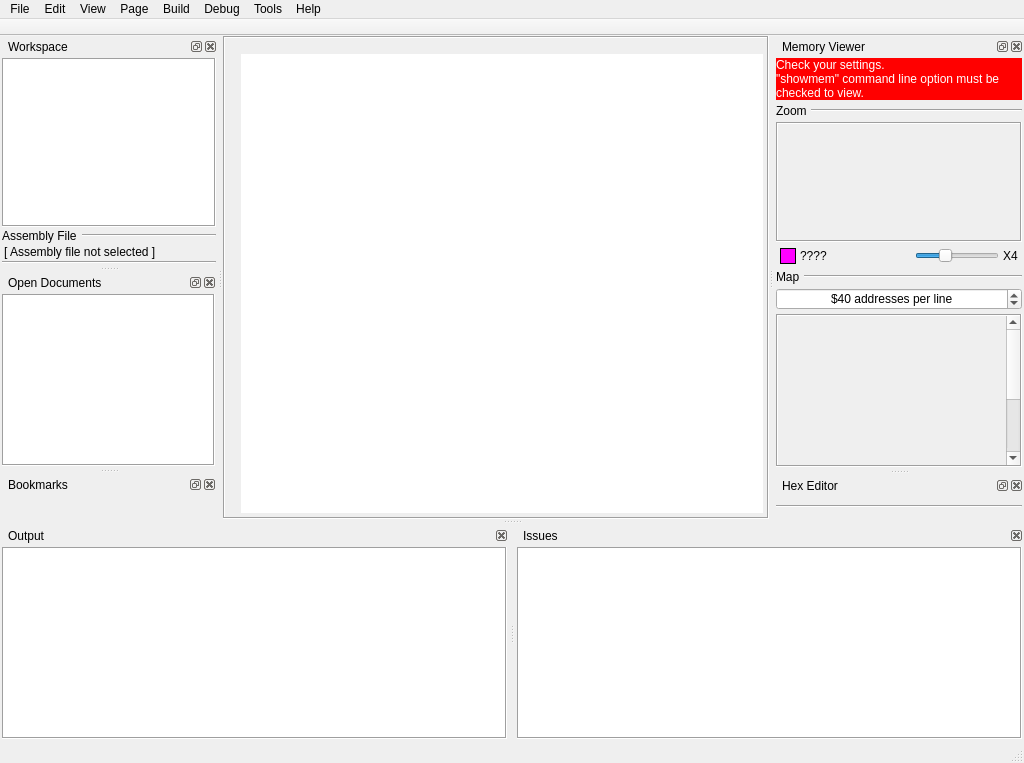
Before: the Qt Designer form mainwindow.ui in emartisoft/IDE65XX, drawn with Qt 5.
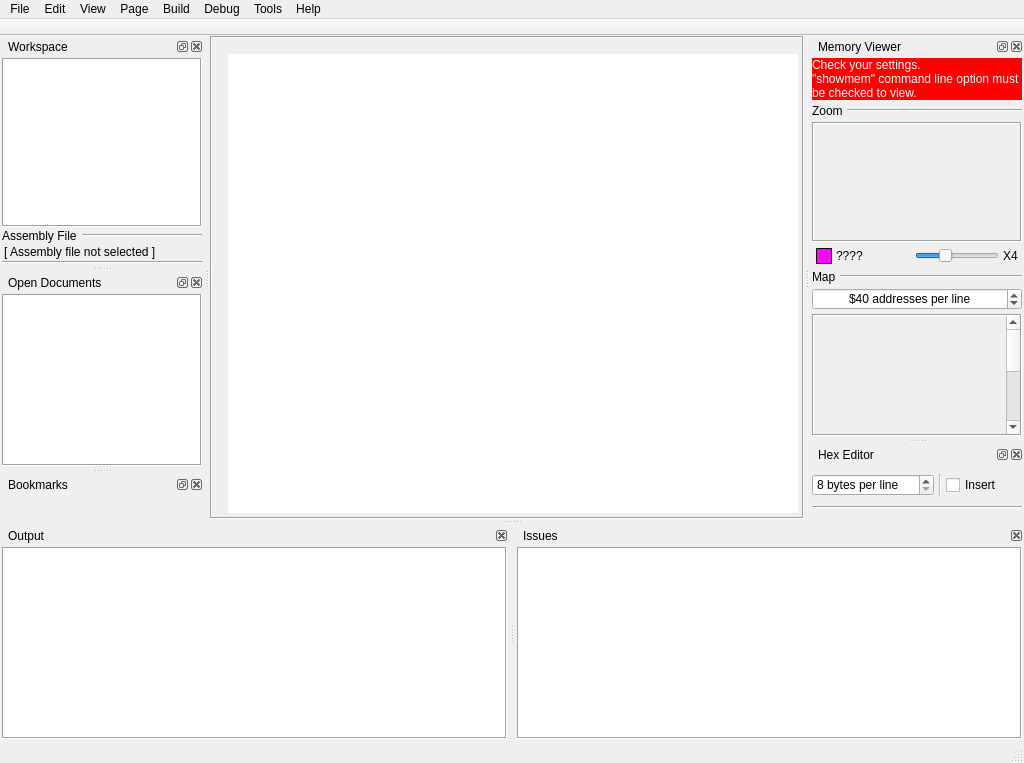
After: the same form once the commit is applied. Icons and pictures are not drawn. Custom widgets are drawn as their Qt base class.

What changed in the file:
```diff
--- a/mainwindow.ui
+++ b/mainwindow.ui
@@ -10,12 +10,6 @@
     <height>763</height>
    </rect>
   </property>
-  <property name="minimumSize">
-   <size>
-    <width>1024</width>
-    <height>700</height>
-   </size>
-  </property>
   <property name="windowTitle">
    <string>IDE 65XX</string>
   </property>
@@ -780,7 +774,7 @@
   <widget class="QDockWidget" name="dwProjectExplorer">
    <property name="minimumSize">
     <size>
-     <width>218</width>
+     <width>204</width>
      <height>168</height>
     </size>
    </property>
@@ -946,7 +940,7 @@
   <widget class="QDockWidget" name="dwOpenDocument">
    <property name="minimumSize">
     <size>
-     <width>208</width>
+     <width>0</width>
      <height>113</height>
     </size>
    </property>
@@ -995,7 +989,7 @@
   <widget class="QDockWidget" name="dwBookmarks">
    <property name="minimumSize">
     <size>
-     <width>200</width>
+     <width>0</width>
      <height>45</height>
     </size>
    </property>
@@ -1137,7 +1131,7 @@
   <widget class="QDockWidget" name="dwMemoryViewer">
    <property name="minimumSize">
     <size>
-     <width>250</width>
+     <width>0</width>
      <height>361</height>
     </size>
    </property>
@@ -1425,7 +1419,7 @@
          <rect>
           <x>0</x>
           <y>0</y>
-          <width>225</width>
+          <width>173</width>
           <height>260</height>
          </rect>
         </property>
@@ -1499,8 +1493,8 @@
   <widget class="QDockWidget" name="dwHexEditor">
    <property name="minimumSize">
     <size>
-     <width>250</width>
-     <height>44</height>
+     <width>179</width>
+     <height>75</height>
     </size>
    </property>
    <property name="allowedAreas">
@@ -1515,13 +1509,13 @@
    <widget class="QWidget" name="dockHexEditWidget">
     <layout class="QVBoxLayout" name="verticalLayout_hexeditor">
      <property name="spacing">
-      <number>2</number>
+      <number>4</number>
      </property>
      <property name="leftMargin">
       <number>2</number>
      </property>
      <property name="topMargin">
-      <number>0</number>
+      <number>2</number>
      </property>
      <property name="rightMargin">
       <number>2</number>
@@ -1529,6 +1523,73 @@
      <property name="bottomMargin">
       <number>2</number>
      </property>
+     <item>
+      <layout class="QHBoxLayout" name="horizontalLayout_10">
+       <property name="spacing">
+        <number>2</number>
+       </property>
+       <item>
+        <widget class="QSpinBox" name="bytesPerLine">
+         <property name="frame">
+          <bool>true</bool>
+         </property>
+         <property name="suffix">
+          <string notr="true"> bytes per line</string>
+         </property>
+         <property name="minimum">
+          <number>8</number>
+         </property>
+         <property name="maximum">
+          <number>256</number>
+         </property>
+         <property name="singleStep">
+          <number>8</number>
+         </property>
+        </widget>
+       </item>
+       <item>
+        <widget class="Line" name="line_8">
+         <property name="enabled">
+          <bool>false</bool>
+         </property>
+         <property name="sizePolicy">
+          <sizepolicy hsizetype="Minimum" vsizetype="Minimum">
+           <horstretch>0</horstretch>
+           <verstretch>0</verstretch>
+          </sizepolicy>
+         </property>
+         <property name="minimumSize">
+          <size>
+           <width>8</width>
+           <height>0</height>
+          </size>
+         </property>
+         <property name="maximumSize">
+          <size>
+           <width>8</width>
+           <height>16777215</height>
+          </size>
+         </property>
+         <property name="baseSize">
+          <size>
+           <width>8</width>
+           <height>0</height>
+          </size>
+         </property>
+         <property name="orientation">
+          <enum>Qt::Vertical</enum>
+         </property>
+        </widget>
+       </item>
+       <item>
+        <widget class="QCheckBox" name="hexInsert">
+         <property name="text">
+          <string>Insert</string>
+         </property>
+        </widget>
+       </item>
+      </layout>
+     </item>
      <item>
       <widget class="Line" name="line_5">
        <property name="orientation">
```
Left out of the diff: 10 changed lines with no effect on the pictures.
